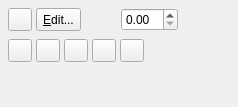
First picture: the form in scribus/ui/propertiespalette_shapebase.ui, repository alpsuneer/scribus, before the edit.
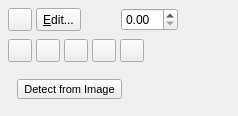
Second picture: the form after the edit. Custom widgets are drawn as their Qt base class.

Commit message: suneer: trace an erased image's visible shape into its contour line

The edit to the form file:
```diff
--- a/scribus/ui/propertiespalette_shapebase.ui
+++ b/scribus/ui/propertiespalette_shapebase.ui
@@ -249,6 +249,53 @@
      </item>
     </layout>
    </item>
+   <item>
+    <layout class="QHBoxLayout" name="horizontalLayout_contour">
+     <property name="spacing">
+      <number>16</number>
+     </property>
+     <item>
+      <widget class="FormWidget" name="labelContour">
+       <property name="label" stdset="0">
+        <string>Contour</string>
+       </property>
+       <property name="font">
+        <font>
+         <pointsize>8</pointsize>
+        </font>
+       </property>
+       <layout class="QHBoxLayout" name="horizontalLayout_contourInner">
+        <item>
+         <widget class="QToolButton" name="detectContour">
+          <property name="toolTip">
+           <string>Trace the visible part of the image into the contour line</string>
+          </property>
+          <property name="text">
+           <string>Detect from Image</string>
+          </property>
+          <property name="toolButtonStyle">
+           <enum>Qt::ToolButtonTextOnly</enum>
+          </property>
+         </widget>
+        </item>
+       </layout>
+      </widget>
+     </item>
+     <item>
+      <spacer name="horizontalSpacer_contour">
+       <property name="orientation">
+        <enum>Qt::Horizontal</enum>
+       </property>
+       <property name="sizeHint" stdset="0">
+        <size>
+         <width>40</width>
+         <height>20</height>
+        </size>
+       </property>
+      </spacer>
+     </item>
+    </layout>
+   </item>
    <item>
     <spacer name="verticalSpacer">
      <property name="orientation">
```
The commit also changes 24 other files.
